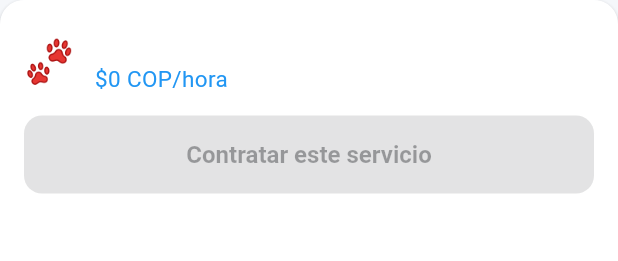
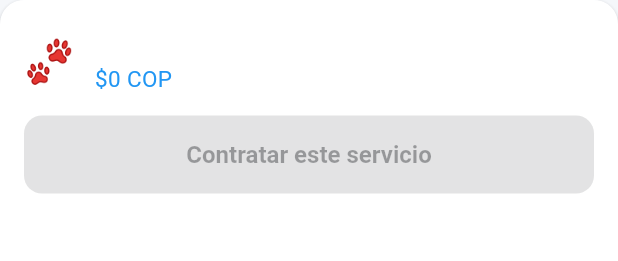
Before and after one commit to vallejoj203k/The_walking_pets, a Flutter app: the _ServiceOption widget shown alone on an empty page, opened directly with empty values, on a phone screen of 412 x 824 dp. Shown: the top 261 px of the screen. Run offline on Flutter 3.47's test engine with Material 3 defaults, Android fonts, the phone set to English and light mode, and no system bars; our stand-ins replace cached_network_image, geolocator, google_maps_flutter, image_picker, supabase_flutter; accounts and stored records are empty.

Commit message:
Fix owner-side price display to use correct unit per service type
- ServiceDetailScreen: use priceSummary instead of hardcoded /hora
- SearchScreen: show /hora for paseo, /día for cuidado, sizes for baño

Co-Authored-By: Claude Sonnet 4.6 <noreply@anthropic.com>
Claude-Session: https://claude.ai/code/session_01SngiPDtVyU93pRmNQwQmxh

```diff
--- a/lib/features/services/screens/service_detail_screen.dart
+++ b/lib/features/services/screens/service_detail_screen.dart
@@ -165,8 +165,7 @@ class _ServiceOption extends StatelessWidget {
                     children: [
                       Text(service.typeLabel,
                           style: AppTextStyles.heading3),
-                      Text(
-                          '\$${service.price.toStringAsFixed(0)} COP/hora',
+                      Text(service.priceSummary,
                           style: AppTextStyles.body
                               .copyWith(color: AppColors.primary)),
                     ],
```
Also changed, not shown: lib/features/search/screens/search_screen.dart (+17 -1 lines).
